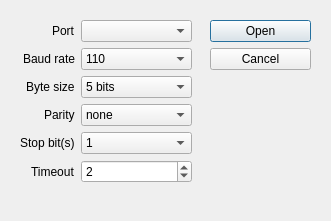
This is inlinino/resources/serial_connection.ui in OceanOptics/Inlinino as Qt 5 draws it before an edit. The edited form follows.
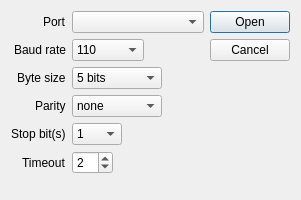
This is the edited form.

```diff
--- a/inlinino/resources/serial_connection.ui
+++ b/inlinino/resources/serial_connection.ui
@@ -6,8 +6,8 @@
    <rect>
     <x>0</x>
     <y>0</y>
-    <width>331</width>
-    <height>221</height>
+    <width>301</width>
+    <height>200</height>
    </rect>
   </property>
   <property name="windowTitle">
@@ -19,21 +19,30 @@
   <property name="modal">
    <bool>true</bool>
   </property>
-  <widget class="QWidget" name="formLayoutWidget">
-   <property name="geometry">
-    <rect>
-     <x>20</x>
-     <y>20</y>
-     <width>172</width>
-     <height>181</height>
-    </rect>
-   </property>
+  <layout class="QHBoxLayout" name="horizontalLayout">
+   <item>
    <layout class="QFormLayout" name="formLayout">
+     <property name="fieldGrowthPolicy">
+      <enum>QFormLayout::ExpandingFieldsGrow</enum>
+     </property>
     <property name="labelAlignment">
      <set>Qt::AlignRight|Qt::AlignTrailing|Qt::AlignVCenter</set>
     </property>
     <item row="0" column="1">
-     <widget class="QComboBox" name="cb_port"/>
+      <widget class="QComboBox" name="cb_port">
+       <property name="sizePolicy">
+        <sizepolicy hsizetype="Expanding" vsizetype="Fixed">
+         <horstretch>0</horstretch>
+         <verstretch>0</verstretch>
+        </sizepolicy>
+       </property>
+       <property name="minimumSize">
+        <size>
+         <width>120</width>
+         <height>0</height>
+        </size>
+       </property>
+      </widget>
     </item>
     <item row="1" column="0">
      <widget class="QLabel" name="label_2">
@@ -130,6 +139,12 @@
     </item>
     <item row="2" column="1">
      <widget class="QComboBox" name="cb_bytesize">
+       <property name="minimumSize">
+        <size>
+         <width>90</width>
+         <height>0</height>
+        </size>
+       </property>
       <property name="toolTip">
        <string>&lt;html&gt;&lt;head/&gt;&lt;body&gt;&lt;p&gt;&lt;span style=&quot; font-family:'Lato,proxima-nova,Helvetica Neue,Arial,sans-serif'; color:#404040; background-color:#fcfcfc;&quot;&gt;Number of data bits.&lt;/span&gt;&lt;/p&gt;&lt;/body&gt;&lt;/html&gt;</string>
       </property>
@@ -178,6 +193,12 @@
     </item>
     <item row="3" column="1">
      <widget class="QComboBox" name="cb_parity">
+       <property name="minimumSize">
+        <size>
+         <width>90</width>
+         <height>0</height>
+        </size>
+       </property>
       <property name="toolTip">
        <string>&lt;html&gt;&lt;head/&gt;&lt;body&gt;&lt;p&gt;&lt;span style=&quot; font-family:'Lato,proxima-nova,Helvetica Neue,Arial,sans-serif'; color:#404040; background-color:#fcfcfc;&quot;&gt;Enable parity checking.&lt;/span&gt;&lt;/p&gt;&lt;/body&gt;&lt;/html&gt;</string>
       </property>
@@ -210,6 +231,12 @@
     </item>
     <item row="4" column="1">
      <widget class="QComboBox" name="cb_stopbits">
+       <property name="minimumSize">
+        <size>
+         <width>50</width>
+         <height>0</height>
+        </size>
+       </property>
       <property name="toolTip">
        <string>&lt;html&gt;&lt;head/&gt;&lt;body&gt;&lt;p&gt;&lt;span style=&quot; font-family:'Lato,proxima-nova,Helvetica Neue,Arial,sans-serif'; color:#404040; background-color:#fcfcfc;&quot;&gt;Number of stop bits.&lt;/span&gt;&lt;/p&gt;&lt;/body&gt;&lt;/html&gt;</string>
       </property>
@@ -251,26 +278,24 @@
      </widget>
     </item>
    </layout>
-  </widget>
+   </item>
+   <item>
   <widget class="QDialogButtonBox" name="button_box">
    <property name="enabled">
     <bool>true</bool>
    </property>
-   <property name="geometry">
-    <rect>
-     <x>210</x>
-     <y>20</y>
-     <width>101</width>
-     <height>61</height>
-    </rect>
-   </property>
    <property name="orientation">
     <enum>Qt::Vertical</enum>
    </property>
    <property name="standardButtons">
     <set>QDialogButtonBox::Cancel|QDialogButtonBox::Open</set>
    </property>
-  </widget>
+     <property name="centerButtons">
+      <bool>false</bool>
+     </property>
+    </widget>
+   </item>
+  </layout>
  </widget>
  <resources/>
  <connections/>
```
Left out of the diff: 3 changed lines with no effect on the pictures. Lines whose indentation alone changed are shown as unchanged.
